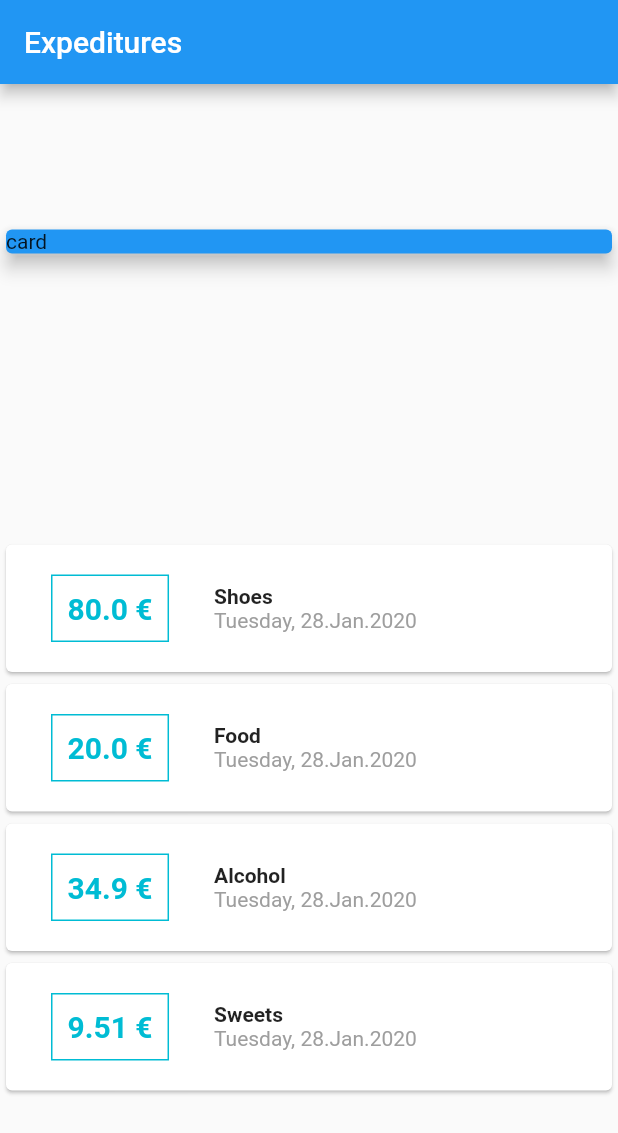
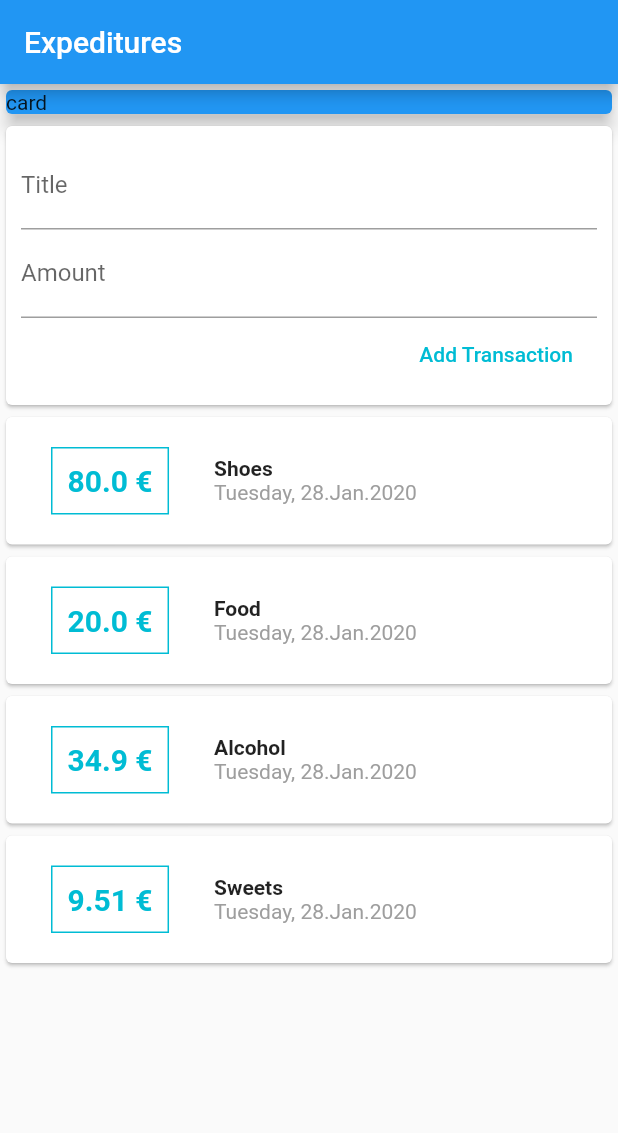
Before and after one commit to chrii/expenditure, a Flutter app: the screen it shows after launch, on a phone screen of 412 x 824 dp. Shown: the top 1133 px of the screen. Run offline on Flutter 3.47's test engine with Material 2 defaults, Android fonts, the phone set to English and light mode, and no system bars.

Commit message:
adding elements to list

```diff
--- a/lib/main.dart
+++ b/lib/main.dart
@@ -1,6 +1,5 @@
+import 'package:expenditure/widgets/userTransaction.dart';
 import 'package:flutter/material.dart';
-import 'package:intl/intl.dart';
-import './transaction.dart';
 
 void main() => runApp(MyApp());
 
@@ -14,20 +13,11 @@ class MyApp extends StatelessWidget {
 class MyHomePage extends StatelessWidget {
   @override
   Widget build(BuildContext context) {
-    final List<Transaction> transactions = [
-      Transaction(id: "1", title: "Shoes", amount: 80.0, date: DateTime.now()),
-      Transaction(id: "2", title: "Food", amount: 20.0, date: DateTime.now()),
-      Transaction(
-          id: "3", title: "Alcohol", amount: 34.90, date: DateTime.now()),
-      Transaction(id: "4", title: "Sweets", amount: 9.51, date: DateTime.now()),
-    ];
-
     return Scaffold(
         appBar: AppBar(
           title: Text('Expeditures'),
         ),
         body: Column(
-          mainAxisAlignment: MainAxisAlignment.spaceAround,
           crossAxisAlignment: CrossAxisAlignment.stretch,
           children: <Widget>[
             Card(
@@ -38,47 +28,7 @@ class MyHomePage extends StatelessWidget {
               ),
               elevation: 5,
             ),
-            Column(
-                children: transactions
-                    .map(
-                      (f) => Card(
-                        child: Row(
-                          children: <Widget>[
-                            Container(
-                              padding: EdgeInsets.all(10),
-                              decoration: BoxDecoration(
-                                  border:
-                                      Border.all(color: Colors.cyan, width: 1)),
-                              margin: EdgeInsets.symmetric(
-                                  vertical: 20, horizontal: 30),
-                              child: Text(
-                                '${f.amount.toString()} €',
-                                style: TextStyle(
-                                    fontWeight: FontWeight.bold,
-                                    fontSize: 20,
-                                    color: Colors.cyan),
-                              ),
-                            ),
-                            Column(
-                              mainAxisSize: MainAxisSize.max,
-                              mainAxisAlignment: MainAxisAlignment.start,
-                              crossAxisAlignment: CrossAxisAlignment.start,
-                              children: <Widget>[
-                                Text(
-                                  f.title,
-                                  style: TextStyle(fontWeight: FontWeight.bold),
-                                ),
-                                Text(
-                                  DateFormat('EEEE, d.LLL.y').format(f.date),
-                                  style: TextStyle(color: Colors.grey),
-                                )
-                              ],
-                            )
-                          ],
-                        ),
-                      ),
-                    )
-                    .toList())
+            UserTransaction()
           ],
         ));
   }
--- /dev/null
+++ b/lib/widgets/newTransaction.dart
@@ -0,0 +1,38 @@
+import 'package:flutter/material.dart';
+
+class NewTransaction extends StatelessWidget {
+  final Function createTransaction;
+
+  NewTransaction(this.createTransaction);
+
+  final titleController = TextEditingController();
+  final amountController = TextEditingController();
+
+  build(BuildContext context) {
+    return Card(
+        child: Container(
+      padding: EdgeInsets.all(10),
+      child: Column(
+        crossAxisAlignment: CrossAxisAlignment.end,
+        children: <Widget>[
+          TextField(
+            decoration: InputDecoration(labelText: 'Title'),
+            controller: titleController,
+          ),
+          TextField(
+            decoration: InputDecoration(labelText: 'Amount'),
+            controller: amountController,
+          ),
+          FlatButton(
+            child: Text('Add Transaction'),
+            textColor: Colors.cyan,
+            onPressed: () {
+              createTransaction(
+                  titleController.text, double.parse(amountController.text));
+            },
+          )
+        ],
+      ),
+    ));
+  }
+}
--- /dev/null
+++ b/lib/widgets/transactionList.dart
@@ -0,0 +1,53 @@
+import 'package:flutter/material.dart';
+import 'package:intl/intl.dart';
+import '../models/transaction.dart';
+
+class TransactionList extends StatelessWidget {
+  final List<Transaction> _userTransactions;
+
+  TransactionList(this._userTransactions);
+
+  @override
+  Widget build(BuildContext context) {
+    return Column(
+        children: _userTransactions
+            .map(
+              (f) => Card(
+                child: Row(
+                  children: <Widget>[
+                    Container(
+                      padding: EdgeInsets.all(10),
+                      decoration: BoxDecoration(
+                          border: Border.all(color: Colors.cyan, width: 1)),
+                      margin:
+                          EdgeInsets.symmetric(vertical: 20, horizontal: 30),
+                      child: Text(
+                        '${f.amount.toString()} €',
+                        style: TextStyle(
+                            fontWeight: FontWeight.bold,
+                            fontSize: 20,
+                            color: Colors.cyan),
+                      ),
+                    ),
+                    Column(
+                      mainAxisSize: MainAxisSize.max,
+                      mainAxisAlignment: MainAxisAlignment.start,
+                      crossAxisAlignment: CrossAxisAlignment.start,
+                      children: <Widget>[
+                        Text(
+                          f.title,
+                          style: TextStyle(fontWeight: FontWeight.bold),
+                        ),
+                        Text(
+                          DateFormat('EEEE, d.LLL.y').format(f.date),
+                          style: TextStyle(color: Colors.grey),
+                        )
+                      ],
+                    )
+                  ],
+                ),
+              ),
+            )
+            .toList());
+  }
+}
--- /dev/null
+++ b/lib/widgets/userTransaction.dart
@@ -0,0 +1,38 @@
+import 'package:expenditure/widgets/newTransaction.dart';
+import 'package:expenditure/widgets/transactionList.dart';
+import '../models/transaction.dart';
+import 'package:flutter/material.dart';
+
+class UserTransaction extends StatefulWidget {
+  State<StatefulWidget> createState() {
+    return _UserTransactionState();
+  }
+}
+
+class _UserTransactionState extends State<UserTransaction> {
+  final List<Transaction> _userTransactions = [
+    Transaction(id: "1", title: "Shoes", amount: 80.0, date: DateTime.now()),
+    Transaction(id: "2", title: "Food", amount: 20.0, date: DateTime.now()),
+    Transaction(id: "3", title: "Alcohol", amount: 34.90, date: DateTime.now()),
+    Transaction(id: "4", title: "Sweets", amount: 9.51, date: DateTime.now()),
+  ];
+
+  void createTransaction(String title, double amount) {
+    final _userTransactionsLength = _userTransactions.length;
+    final _newUserId = (_userTransactionsLength + 1).toString();
+    final _transaction = Transaction(
+        id: _newUserId, title: title, amount: amount, date: DateTime.now());
+    setState(() {
+      _userTransactions.add(_transaction);
+    });
+  }
+
+  build(BuildContext context) {
+    return Column(
+      children: <Widget>[
+        NewTransaction(createTransaction),
+        TransactionList(_userTransactions),
+      ],
+    );
+  }
+}
--- a/pubspec.yaml
+++ b/pubspec.yaml
@@ -14,7 +14,7 @@ description: A new Flutter project.
 version: 1.0.0+1
 
 environment:
-  sdk: ">=2.1.0 <3.0.0"
+  sdk: ">=2.2.2 <3.0.0"
 
 dependencies:
   flutter:
```
Also changed, not shown: lib/models/transaction.dart (renamed from lib/transaction.dart).
